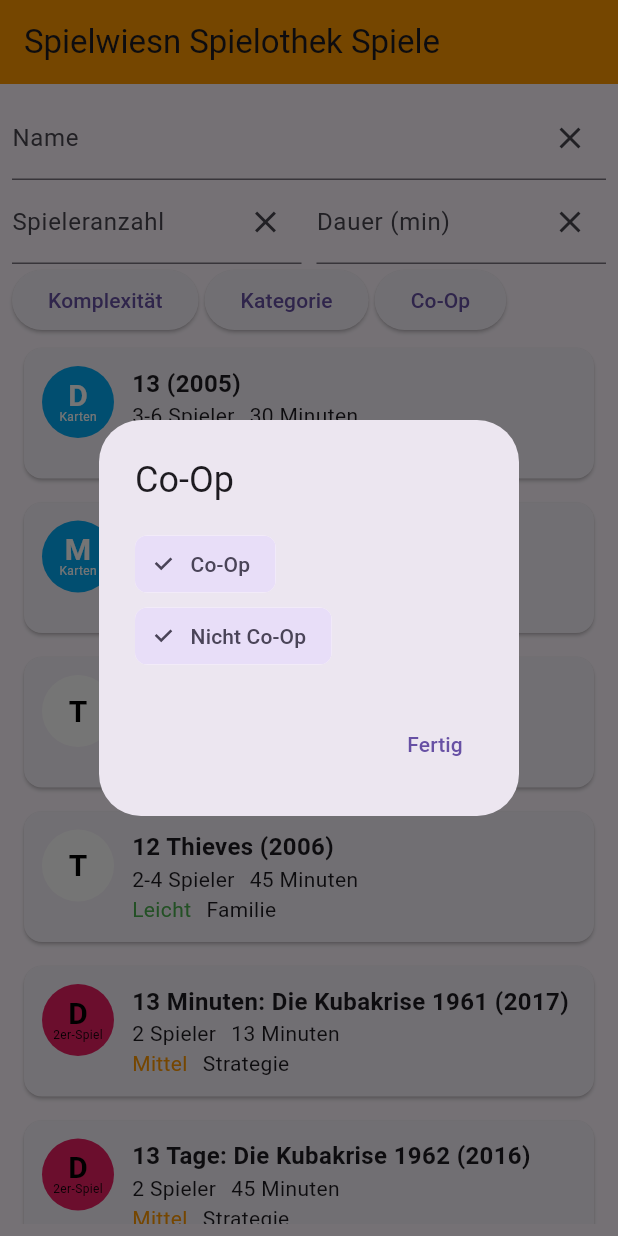
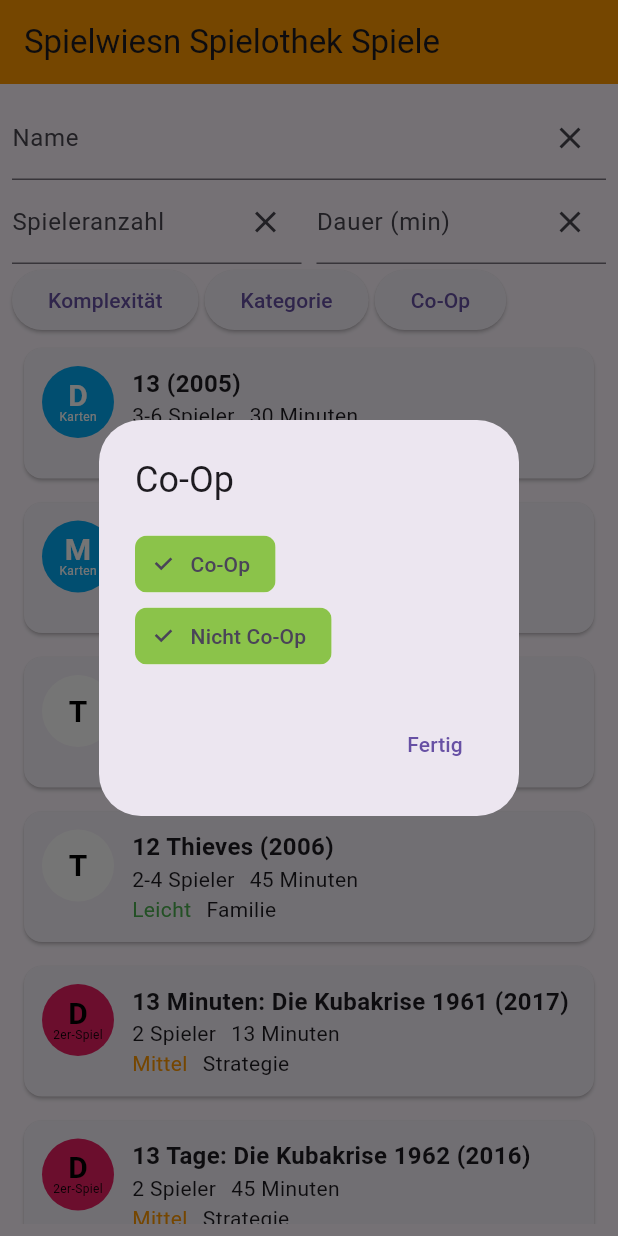
Before and after one commit to KiraResari/spielwiesn_spielothek, a Flutter app: the screen it shows after launch, after a tap on "Co-Op", on a phone screen of 412 x 824 dp. Run offline on Flutter 3.47's test engine with Material 3 defaults, Android fonts, the phone set to English and light mode, and no system bars; our stand-ins replace csv.

Commit message:
Refined category, complexity and co-op filters

```diff
--- a/lib/game_list_view/category_filter_button.dart
+++ b/lib/game_list_view/category_filter_button.dart
@@ -10,7 +10,13 @@ class CategoryFilterButton extends StatelessWidget {
 
   @override
   Widget build(BuildContext context) {
+    final isFilterActive =
+        controller.selectedCategories.length < GameCategory.values.length;
+
     return ElevatedButton(
+      style: ElevatedButton.styleFrom(
+        backgroundColor: isFilterActive ? Colors.orange : null,
+      ),
       onPressed: () => _showCategoryDialog(context),
       child: const Text("Kategorie"),
     );
@@ -57,6 +63,7 @@ class CategoryFilterButton extends StatelessWidget {
       return FilterChip(
         label: Text(category.name),
         selected: isSelected,
+        selectedColor: Colors.lightGreen,
         onSelected: (_) {
           controller.toggleCategory(category);
           setState(() {});
--- a/lib/game_list_view/co_op_filter_button.dart
+++ b/lib/game_list_view/co_op_filter_button.dart
@@ -9,7 +9,12 @@ class CoOpFilterButton extends StatelessWidget {
 
   @override
   Widget build(BuildContext context) {
+    final isFilterActive = controller.selectedCoOp.length < 2;
+
     return ElevatedButton(
+      style: ElevatedButton.styleFrom(
+        backgroundColor: isFilterActive ? Colors.orange : null,
+      ),
       onPressed: () => _showCoOpDialog(context),
       child: const Text("Co-Op"),
     );
@@ -46,6 +51,7 @@ class CoOpFilterButton extends StatelessWidget {
       FilterChip(
         label: const Text("Co-Op"),
         selected: controller.selectedCoOp.contains(true),
+        selectedColor: Colors.lightGreen,
         onSelected: (_) {
           controller.toggleCoOp(true);
           setState(() {});
@@ -54,6 +60,7 @@ class CoOpFilterButton extends StatelessWidget {
       FilterChip(
         label: const Text("Nicht Co-Op"),
         selected: controller.selectedCoOp.contains(false),
+        selectedColor: Colors.lightGreen,
         onSelected: (_) {
           controller.toggleCoOp(false);
           setState(() {});
--- a/lib/game_list_view/complexity_filter_button.dart
+++ b/lib/game_list_view/complexity_filter_button.dart
@@ -10,7 +10,13 @@ class ComplexityFilterButton extends StatelessWidget {
 
   @override
   Widget build(BuildContext context) {
+    final isFilterActive =
+        controller.selectedComplexityLevels.length < GameComplexityLevel.values.length;
+
     return ElevatedButton(
+      style: ElevatedButton.styleFrom(
+        backgroundColor: isFilterActive ? Colors.orange : null,
+      ),
       onPressed: () => _showComplexityDialog(context),
       child: const Text("Komplexität"),
     );
@@ -52,7 +58,7 @@ class ComplexityFilterButton extends StatelessWidget {
         selected: isSelected,
         onSelected: (_) {
           controller.toggleComplexity(level);
-          setState(() {}); // <- this forces the chip UI to update
+          setState(() {});
         },
       );
     }).toList();
```
